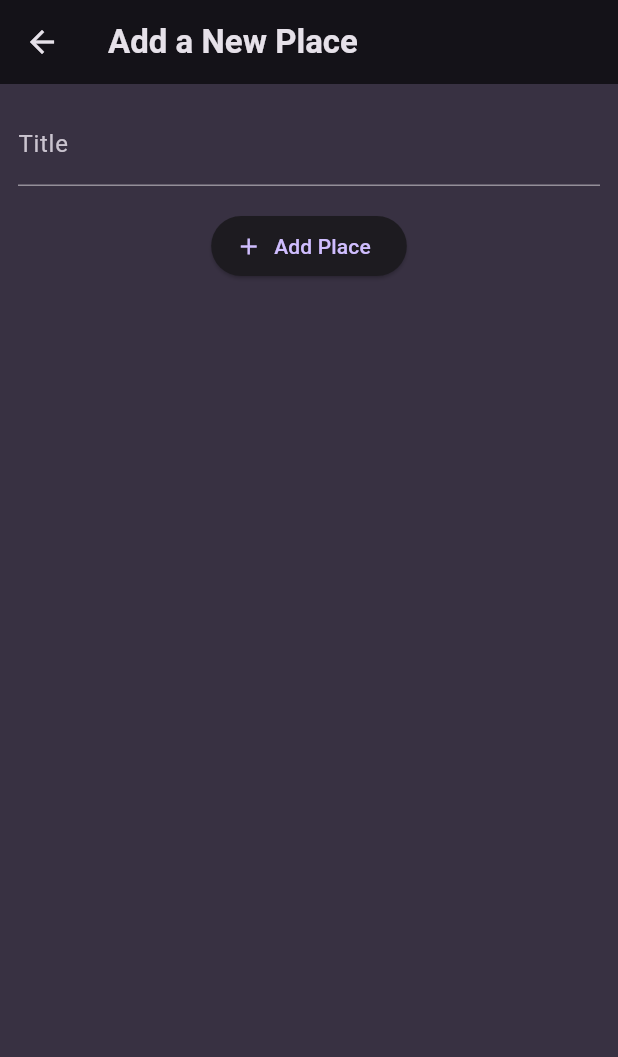
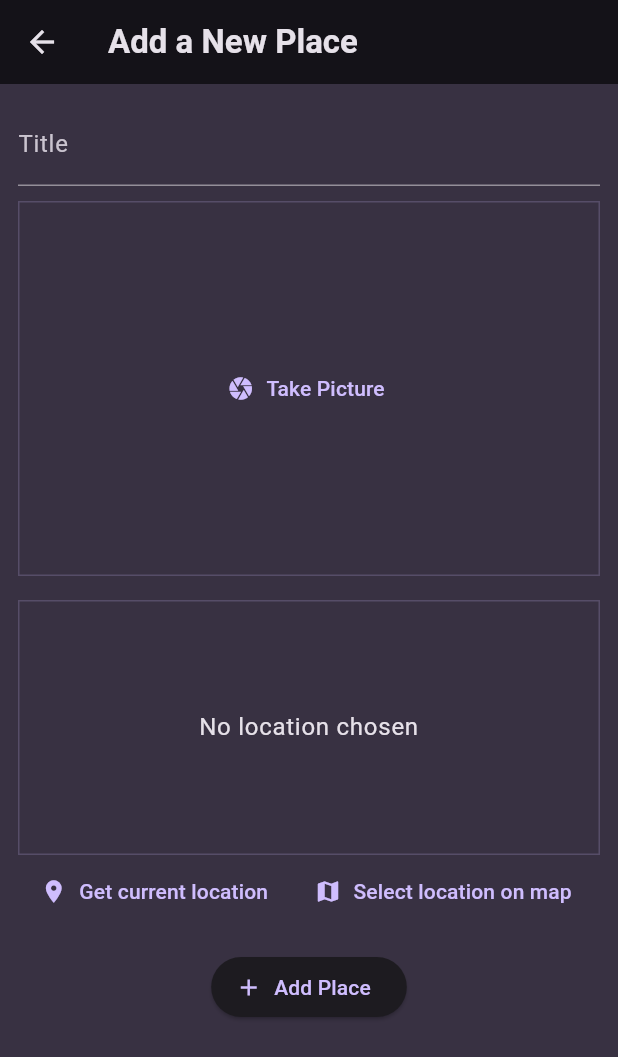
Before and after one commit to MarcinFed/favorite_places_app, a Flutter app: the AddPlaceScreen screen opened directly, on a phone screen of 412 x 824 dp. Shown: the top 1057 px of the screen. Run offline on Flutter 3.47's test engine with Material 3 defaults, Android fonts, the phone set to English and light mode, and no system bars; our stand-ins replace flutter_riverpod, google_fonts, image_picker, location.

Commit message:
Added photos and location input

```diff
--- a/lib/models/place.dart
+++ b/lib/models/place.dart
@@ -1,10 +1,29 @@
 import 'package:uuid/uuid.dart';
+import 'dart:io';
 
 const uuid = Uuid();
 
+class PlaceLocation {
+  PlaceLocation({
+    required this.latitude,
+    required this.longitude,
+    required this.address,
+  });
+
+  final double latitude;
+  final double longitude;
+  final String address;
+}
+
 class Place {
-  Place({required this.title}) : id = uuid.v4();
+  Place({
+    required this.title,
+    required this.image,
+    //required this.location,
+  }) : id = uuid.v4();
 
   final String id;
   final String title;
+  final File image;
+  //final PlaceLocation location;
 }
--- a/lib/screens/add_place.dart
+++ b/lib/screens/add_place.dart
@@ -1,7 +1,10 @@
 import 'package:favorite_places_app/models/place.dart';
 import 'package:favorite_places_app/providers/user_places.dart';
+import 'package:favorite_places_app/widgets/image_input.dart';
+import 'package:favorite_places_app/widgets/location_input.dart';
 import 'package:flutter/material.dart';
 import 'package:flutter_riverpod/flutter_riverpod.dart';
+import 'dart:io';
 
 class AddPlaceScreen extends ConsumerStatefulWidget {
   const AddPlaceScreen({super.key});
@@ -12,15 +15,23 @@ class AddPlaceScreen extends ConsumerStatefulWidget {
 
 class _AddPlaceScreenState extends ConsumerState<AddPlaceScreen> {
   final _titleController = TextEditingController();
+  File? _selectedImage;
 
   void _savePlace() {
     final enteredTitle = _titleController.text;
 
-    if (enteredTitle.isEmpty || enteredTitle.trim().isEmpty) {
+    if (enteredTitle.isEmpty ||
+        enteredTitle.trim().isEmpty ||
+        _selectedImage == null) {
       return;
     }
 
-    ref.read(userPlacesProvider.notifier).addPlace(Place(title: enteredTitle));
+    ref.read(userPlacesProvider.notifier).addPlace(
+          Place(
+            title: enteredTitle,
+            image: _selectedImage!,
+          ),
+        );
     Navigator.of(context).pop();
   }
 
@@ -45,8 +56,16 @@ class _AddPlaceScreenState extends ConsumerState<AddPlaceScreen> {
                 labelText: 'Title',
               ),
               controller: _titleController,
-              style: TextStyle(color: Theme.of(context).colorScheme.onBackground),
+              style: TextStyle(
+                color: Theme.of(context).colorScheme.onBackground,
+              ),
             ),
+            const SizedBox(height: 10),
+            ImageInput(
+              onPickImage: (image) => {_selectedImage = image},
+            ),
+            const SizedBox(height: 16),
+            LocationInput(),
             const SizedBox(height: 16),
             ElevatedButton.icon(
               onPressed: _savePlace,
--- /dev/null
+++ b/lib/widgets/image_input.dart
@@ -0,0 +1,69 @@
+import 'package:flutter/material.dart';
+import 'package:image_picker/image_picker.dart';
+import 'dart:io';
+
+class ImageInput extends StatefulWidget {
+  const ImageInput({super.key, required this.onPickImage});
+
+  final void Function(File image) onPickImage;
+
+  @override
+  State<ImageInput> createState() {
+    return _ImageInputState();
+  }
+}
+
+class _ImageInputState extends State<ImageInput> {
+  File? _selectedImage;
+
+  void _takePicture() async {
+    final imagePicker = ImagePicker();
+    final pickedImage = await imagePicker.pickImage(
+      source: ImageSource.camera,
+      maxWidth: 1000,
+    );
+
+    if(pickedImage == null) {
+      return;
+    }
+    setState(() {
+      _selectedImage = File(pickedImage.path);
+    });
+
+    widget.onPickImage(_selectedImage!);
+  }
+
+  @override
+  Widget build(BuildContext context) {
+    Widget content = TextButton.icon(
+      onPressed: _takePicture,
+      label: const Text('Take Picture'),
+      icon: const Icon(Icons.camera),
+    );
+
+    if (_selectedImage != null) {
+      content = GestureDetector(
+        onTap: _takePicture,
+        child: Image.file(
+          _selectedImage!,
+          fit: BoxFit.cover,
+          width: double.infinity,
+          height: double.infinity,
+        ),
+      );
+    }
+
+    return Container(
+      decoration: BoxDecoration(
+        border: Border.all(
+          width: 1,
+          color: Theme.of(context).colorScheme.primary.withOpacity(0.2),
+        ),
+      ),
+      height: 250,
+      width: double.infinity,
+      alignment: Alignment.center,
+      child: content,
+    );
+  }
+}
--- /dev/null
+++ b/lib/widgets/location_input.dart
@@ -0,0 +1,139 @@
+import 'package:favorite_places_app/models/place.dart';
+import 'package:flutter/material.dart';
+import 'package:location/location.dart';
+import 'package:http/http.dart' as http;
+import 'package:favorite_places_app/api_keys/maps.dart';
+import 'dart:convert';
+
+class LocationInput extends StatefulWidget {
+  const LocationInput({
+    super.key,
+  });
+
+  @override
+  State<LocationInput> createState() {
+    return _LocationInputState();
+  }
+}
+
+class _LocationInputState extends State<LocationInput> {
+  PlaceLocation? _pickedLocation;
+  var _isGettingLocation = false;
+
+  String get locationImage {
+    if (_pickedLocation == null) {
+      return '';
+    }
+
+    final lat = _pickedLocation!.latitude;
+    final lng = _pickedLocation!.longitude;
+    return 'https://maps.googleapis.com/maps/api/staticmap?center=$lat,$lng&zoom=16&size=600x300&maptype=roadmap&markers=color:red%7Clabel:A%7C$lat,$lng&key=$maps_key';
+  }
+
+  void _getCurrentLocation() async {
+    Location location = Location();
+
+    bool serviceEnabled;
+    PermissionStatus permissionGranted;
+    LocationData locationData;
+
+    serviceEnabled = await location.serviceEnabled();
+    if (!serviceEnabled) {
+      serviceEnabled = await location.requestService();
+      if (!serviceEnabled) {
+        return;
+      }
+    }
+
+    permissionGranted = await location.hasPermission();
+    if (permissionGranted == PermissionStatus.denied) {
+      permissionGranted = await location.requestPermission();
+      if (permissionGranted != PermissionStatus.granted) {
+        return;
+      }
+    }
+
+    setState(() {
+      _isGettingLocation = true;
+    });
+
+    locationData = await location.getLocation();
+    final lat = locationData.latitude;
+    final lng = locationData.longitude;
+
+    if(lat == null || lng == null) {
+      return;
+    }
+
+    final url = Uri.parse(
+        'https://maps.googleapis.com/maps/api/geocode/json?latlng=$lat,$lng&key=$maps_key');
+    final response = await http.get(url);
+    final resData = json.decode(response.body);
+    final address = resData['results'][0]['formatted_address'];
+
+    setState(() {
+      _pickedLocation = PlaceLocation(
+        latitude: lat,
+        longitude: lng,
+        address: address,
+      );
+      _isGettingLocation = false;
+    });
+  }
+
+  @override
+  Widget build(BuildContext context) {
+    Widget previewContent = Text(
+      'No location chosen',
+      textAlign: TextAlign.center,
+      style: Theme.of(context).textTheme.bodyLarge!.copyWith(
+            color: Theme.of(context).colorScheme.onBackground,
+          ),
+    );
+
+    if (_isGettingLocation == true) {
+      previewContent = const CircularProgressIndicator();
+    }
+
+    if (_pickedLocation != null) {
+      previewContent = Image.network(
+        locationImage,
+        fit: BoxFit.cover,
+        width: double.infinity,
+        height: double.infinity,
+      );
+    }
+
+    return Column(
+      children: [
+        Container(
+          height: 170,
+          width: double.infinity,
+          alignment: Alignment.center,
+          decoration: BoxDecoration(
+            border: Border.all(
+              width: 1,
+              color: Theme.of(context).colorScheme.primary.withOpacity(0.2),
+            ),
+          ),
+          child: previewContent,
+        ),
+        Row(
+          mainAxisAlignment: MainAxisAlignment.spaceEvenly,
+          children: [
+            TextButton.icon(
+              onPressed: _getCurrentLocation,
+              icon: const Icon(Icons.location_on),
+              label: const Text('Get current location'),
+            ),
+            TextButton.icon(
+              onPressed: () {},
+              icon: const Icon(Icons.map),
+              label: const Text('Select location on map'),
+            ),
+          ],
+        ),
+      ],
+    );
+  }
+}
--- a/lib/widgets/places_list.dart
+++ b/lib/widgets/places_list.dart
@@ -26,6 +26,10 @@ class PlacesList extends StatelessWidget {
     return ListView.builder(
       itemCount: places.length,
       itemBuilder: (ctx, index) => ListTile(
+          leading: CircleAvatar(
+            radius: 26,
+            backgroundImage: FileImage(places[index].image),
+          ),
           title: Text(
             places[index].title,
             style: Theme.of(context).textTheme.titleMedium!.copyWith(
--- a/pubspec.yaml
+++ b/pubspec.yaml
@@ -39,6 +39,9 @@ dependencies:
   flutter_riverpod: ^2.5.1
   riverpod_annotation: ^2.3.5
   uuid: ^4.4.2
+  image_picker: ^1.1.2
+  location: ^6.0.2
+  http: ^1.2.2
 
 dev_dependencies:
   flutter_test:
```
Also changed, not shown: lib/screens/place_detail.dart (+9 -7 lines), lib/screens/places.dart (+5 -2 lines), pubspec.lock, 7 other files.
